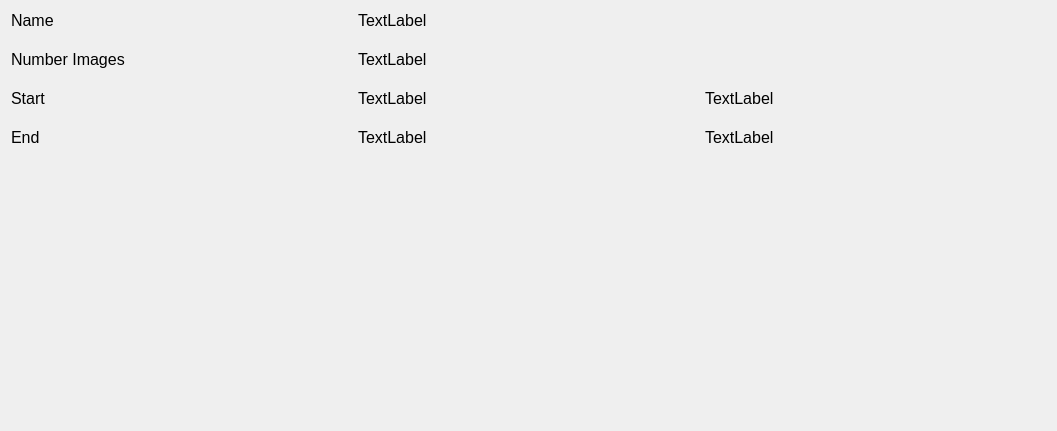
open-AIMS/reefscan_desktop_data_manager, file src/resources/sequence_info.ui: the form before one commit.
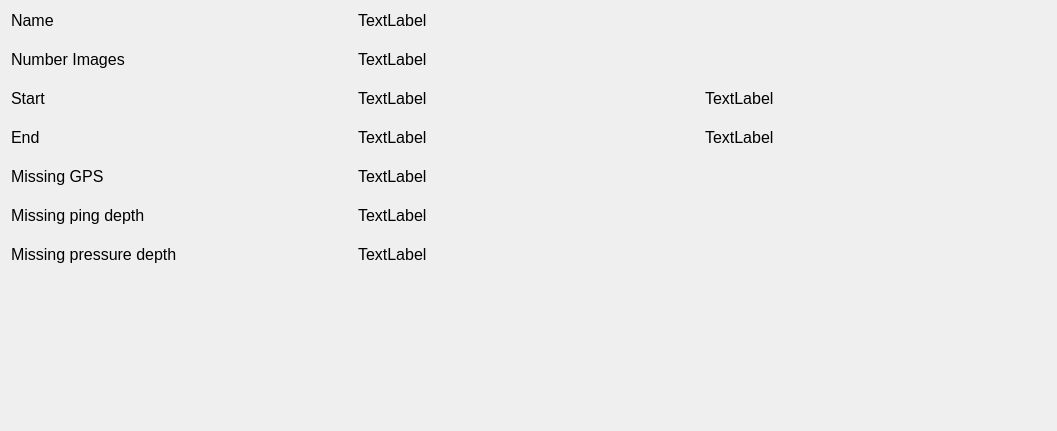
The form after the commit.

```diff
--- a/src/resources/sequence_info.ui
+++ b/src/resources/sequence_info.ui
@@ -17,8 +17,33 @@
    <property name="verticalSpacing">
     <number>20</number>
    </property>
-   <item row="0" column="0">
-    <widget class="QLabel" name="label">
+   <item row="7" column="0">
+    <spacer name="verticalSpacer">
+     <property name="orientation">
+      <enum>Qt::Vertical</enum>
+     </property>
+     <property name="sizeHint" stdset="0">
+      <size>
+       <width>20</width>
+       <height>40</height>
+      </size>
+     </property>
+    </spacer>
+   </item>
+   <item row="4" column="0">
+    <widget class="QLabel" name="label_2">
+     <property name="font">
+      <font>
+       <pointsize>12</pointsize>
+      </font>
+     </property>
+     <property name="text">
+      <string>Missing GPS</string>
+     </property>
+    </widget>
+   </item>
+   <item row="3" column="2">
+    <widget class="QLabel" name="lb_end_waypoint">
      <property name="sizePolicy">
       <sizepolicy hsizetype="Preferred" vsizetype="Fixed">
        <horstretch>0</horstretch>
@@ -31,7 +56,7 @@
       </font>
      </property>
      <property name="text">
-      <string>Name</string>
+      <string>TextLabel</string>
      </property>
     </widget>
    </item>
@@ -71,8 +96,8 @@
      </property>
     </widget>
    </item>
-   <item row="2" column="1">
-    <widget class="QLabel" name="lb_start_time">
+   <item row="0" column="0">
+    <widget class="QLabel" name="label">
      <property name="sizePolicy">
       <sizepolicy hsizetype="Preferred" vsizetype="Fixed">
        <horstretch>0</horstretch>
@@ -85,7 +110,7 @@
       </font>
      </property>
      <property name="text">
-      <string>TextLabel</string>
+      <string>Name</string>
      </property>
     </widget>
    </item>
@@ -107,6 +132,24 @@
      </property>
     </widget>
    </item>
+   <item row="2" column="1">
+    <widget class="QLabel" name="lb_start_time">
+     <property name="sizePolicy">
+      <sizepolicy hsizetype="Preferred" vsizetype="Fixed">
+       <horstretch>0</horstretch>
+       <verstretch>0</verstretch>
+      </sizepolicy>
+     </property>
+     <property name="font">
+      <font>
+       <pointsize>12</pointsize>
+      </font>
+     </property>
+     <property name="text">
+      <string>TextLabel</string>
+     </property>
+    </widget>
+   </item>
    <item row="3" column="0">
     <widget class="QLabel" name="label_14">
      <property name="sizePolicy">
@@ -125,24 +168,6 @@
      </property>
     </widget>
    </item>
-   <item row="1" column="0">
-    <widget class="QLabel" name="label_11">
-     <property name="sizePolicy">
-      <sizepolicy hsizetype="Preferred" vsizetype="Fixed">
-       <horstretch>0</horstretch>
-       <verstretch>0</verstretch>
-      </sizepolicy>
-     </property>
-     <property name="font">
-      <font>
-       <pointsize>12</pointsize>
-      </font>
-     </property>
-     <property name="text">
-      <string>Number Images</string>
-     </property>
-    </widget>
-   </item>
    <item row="1" column="1">
     <widget class="QLabel" name="lb_number_images">
      <property name="sizePolicy">
@@ -179,8 +204,20 @@
      </property>
     </widget>
    </item>
-   <item row="3" column="2">
-    <widget class="QLabel" name="lb_end_waypoint">
+   <item row="4" column="1">
+    <widget class="QLabel" name="lbl_missing_gps">
+     <property name="font">
+      <font>
+       <pointsize>12</pointsize>
+      </font>
+     </property>
+     <property name="text">
+      <string>TextLabel</string>
+     </property>
+    </widget>
+   </item>
+   <item row="1" column="0">
+    <widget class="QLabel" name="label_11">
      <property name="sizePolicy">
       <sizepolicy hsizetype="Preferred" vsizetype="Fixed">
        <horstretch>0</horstretch>
@@ -193,22 +230,57 @@
       </font>
      </property>
      <property name="text">
+      <string>Number Images</string>
+     </property>
+    </widget>
+   </item>
+   <item row="5" column="0">
+    <widget class="QLabel" name="label_3">
+     <property name="font">
+      <font>
+       <pointsize>12</pointsize>
+      </font>
+     </property>
+     <property name="text">
+      <string>Missing ping depth</string>
+     </property>
+    </widget>
+   </item>
+   <item row="6" column="0">
+    <widget class="QLabel" name="label_4">
+     <property name="font">
+      <font>
+       <pointsize>12</pointsize>
+      </font>
+     </property>
+     <property name="text">
+      <string>Missing pressure depth</string>
+     </property>
+    </widget>
+   </item>
+   <item row="5" column="1">
+    <widget class="QLabel" name="lbl_missing_ping">
+     <property name="font">
+      <font>
+       <pointsize>12</pointsize>
+      </font>
+     </property>
+     <property name="text">
       <string>TextLabel</string>
      </property>
     </widget>
    </item>
-   <item row="4" column="0">
-    <spacer name="verticalSpacer">
-     <property name="orientation">
-      <enum>Qt::Vertical</enum>
+   <item row="6" column="1">
+    <widget class="QLabel" name="lbl_missing_pressure">
+     <property name="font">
+      <font>
+       <pointsize>12</pointsize>
+      </font>
      </property>
-     <property name="sizeHint" stdset="0">
-      <size>
-       <width>20</width>
-       <height>40</height>
-      </size>
+     <property name="text">
+      <string>TextLabel</string>
      </property>
-    </spacer>
+    </widget>
    </item>
   </layout>
  </widget>
```
